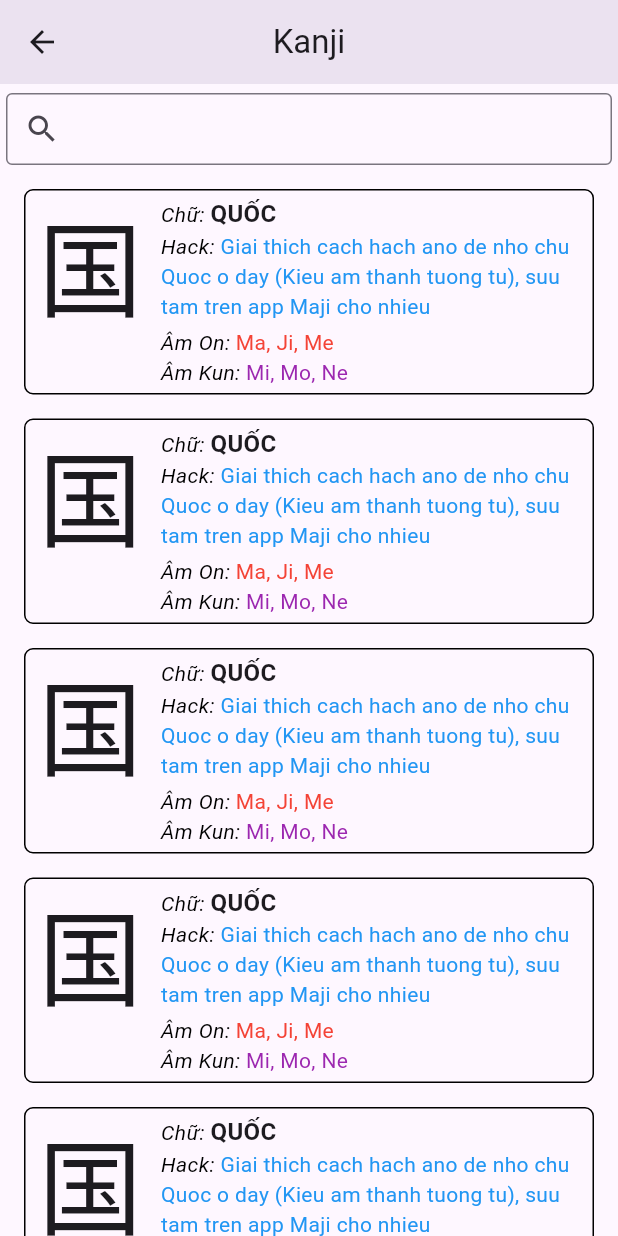
After one commit to laidaoduy/Hack-Japan, a Flutter app: the UnitScreen screen opened directly, after a tap on "Kanji", on a phone screen of 412 x 824 dp. The commit adds this screen. Run offline on Flutter 3.47's test engine with Material 2 defaults, Android fonts, the phone set to English and light mode, and no system bars; missing offline and left inert: dart:ffi.

Commit message:
Init Kanji screen

```diff
--- /dev/null
+++ b/lib/cores/constants/AppConstants.dart
@@ -0,0 +1,5 @@
+class AppConstants {
+  static const spaceString = " ";
+  static const threeDots = "...";
+  static const colon = ":";
+}
--- /dev/null
+++ b/lib/cores/extentions/StringExtensions.dart
@@ -0,0 +1,15 @@
+import 'package:hack_japan/cores/constants/AppConstants.dart';
+
+extension StringX on String {
+  String toAfterSpace() {
+    return this + AppConstants.spaceString;
+  }
+
+  String toThreeDots() {
+    return this + AppConstants.threeDots;
+  }
+
+  String toColon() {
+    return this + AppConstants.colon.toAfterSpace();
+  }
+}
--- /dev/null
+++ b/lib/data/kanji_data/KanjiData.dart
@@ -0,0 +1,62 @@
+import 'package:hack_japan/models/KanjiModel.dart';
+
+class KanjiData {
+  static final data = [
+    KanjiModel(
+        id: 1,
+        kanji: "国",
+        word: "Quốc",
+        hack:
+            "Giai thich cach hach ano de nho chu Quoc o day (Kieu am thanh tuong tu), suu tam tren app Maji cho nhieu",
+        on: "Ma, Ji, Me",
+        kun: "Mi, Mo, Ne"),
+    KanjiModel(
+        id: 1,
+        kanji: "国",
+        word: "Quốc",
+        hack:
+            "Giai thich cach hach ano de nho chu Quoc o day (Kieu am thanh tuong tu), suu tam tren app Maji cho nhieu",
+        on: "Ma, Ji, Me",
+        kun: "Mi, Mo, Ne"),
+    KanjiModel(
+        id: 1,
+        kanji: "国",
+        word: "Quốc",
+        hack:
+            "Giai thich cach hach ano de nho chu Quoc o day (Kieu am thanh tuong tu), suu tam tren app Maji cho nhieu",
+        on: "Ma, Ji, Me",
+        kun: "Mi, Mo, Ne"),
+    KanjiModel(
+        id: 1,
+        kanji: "国",
+        word: "Quốc",
+        hack:
+            "Giai thich cach hach ano de nho chu Quoc o day (Kieu am thanh tuong tu), suu tam tren app Maji cho nhieu",
+        on: "Ma, Ji, Me",
+        kun: "Mi, Mo, Ne"),
+    KanjiModel(
+        id: 1,
+        kanji: "国",
+        word: "Quốc",
+        hack:
+            "Giai thich cach hach ano de nho chu Quoc o day (Kieu am thanh tuong tu), suu tam tren app Maji cho nhieu",
+        on: "Ma, Ji, Me",
+        kun: "Mi, Mo, Ne"),
+    KanjiModel(
+        id: 1,
+        kanji: "国",
+        word: "Quốc",
+        hack:
+            "Giai thich cach hach ano de nho chu Quoc o day (Kieu am thanh tuong tu), suu tam tren app Maji cho nhieu",
+        on: "Ma, Ji, Me",
+        kun: "Mi, Mo, Ne"),
+    KanjiModel(
+        id: 1,
+        kanji: "国",
+        word: "Quốc",
+        hack:
+            "Giai thich cach hach ano de nho chu Quoc o day (Kieu am thanh tuong tu), suu tam tren app Maji cho nhieu",
+        on: "Ma, Ji, Me",
+        kun: "Mi, Mo, Ne")
+  ];
+}
--- /dev/null
+++ b/lib/data/repositories/KanjiRepository.dart
@@ -0,0 +1,13 @@
+import 'package:hack_japan/data/kanji_data/KanjiData.dart';
+import 'package:hack_japan/models/KanjiModel.dart';
+
+abstract class KanjiRepository {
+  List<KanjiModel> getKanjiList();
+}
+
+class KanjiRepositoryImpl extends KanjiRepository {
+  @override
+  List<KanjiModel> getKanjiList() {
+    return KanjiData.data;
+  }
+}
--- /dev/null
+++ b/lib/models/KanjiModel.dart
@@ -0,0 +1,17 @@
+class KanjiModel {
+  final int id;
+  final String kanji;
+  final String word;
+  final String hack;
+  final String on;
+  final String kun;
+
+  KanjiModel({
+    required this.id,
+    required this.kanji,
+    required this.word,
+    required this.hack,
+    required this.on,
+    required this.kun,
+  });
+}
--- a/lib/uis/unit/UnitScreen.dart
+++ b/lib/uis/unit/UnitScreen.dart
@@ -1,4 +1,7 @@
 import 'package:flutter/material.dart';
+import 'package:hack_japan/uis/unit/word_screen/WordScreen.dart';
+
+import 'kanji_screen/KanjiScreen.dart';
 
 class UnitScreen extends StatefulWidget {
   const UnitScreen({super.key});
@@ -16,7 +19,29 @@ class _UnitScreenState extends State<UnitScreen> {
         centerTitle: true,
         title: const Text("Unit"),
       ),
-
+      body: Column(
+          children: ["Kanji", "Work"].map((e) {
+        return InkWell(
+          onTap: () {
+            if (e == "Kanji") {
+              Navigator.push(context, KanjiScreen.route);
+            } else {
+              Navigator.push(context, WordScreen.route);
+            }
+          },
+          child: Container(
+            padding: EdgeInsets.symmetric(horizontal: 16, vertical: 10),
+            margin: EdgeInsets.fromLTRB(16, 16, 16, 0),
+            decoration: BoxDecoration(
+              border: Border.all(),
+              borderRadius: BorderRadius.circular(8),
+            ),
+            child: Row(
+              children: [Text(e)],
+            ),
+          ),
+        );
+      }).toList()),
     );
   }
 }
--- /dev/null
+++ b/lib/uis/unit/kanji_screen/KanjiScreen.dart
@@ -0,0 +1,82 @@
+import 'package:flutter/material.dart';
+import 'package:hack_japan/models/KanjiModel.dart';
+import 'package:hack_japan/uis/unit/kanji_screen/KanjiViewModel.dart';
+import 'package:hack_japan/uis/unit/kanji_screen/widget/KanjiItemWidget.dart';
+import 'package:hack_japan/widgets/ResultSearchEmptyWidget.dart';
+
+class KanjiScreen extends StatefulWidget {
+  const KanjiScreen({super.key});
+
+  static get route => MaterialPageRoute(builder: (BuildContext context) => const KanjiScreen());
+
+  @override
+  State<KanjiScreen> createState() => _KanjiScreenState();
+}
+
+class _KanjiScreenState extends State<KanjiScreen> {
+  final KanjiViewModel _viewModel = KanjiViewModel();
+  late final ValueNotifier<List<KanjiModel>> _kanjiList;
+
+  @override
+  void initState() {
+    _kanjiList = ValueNotifier(_viewModel.getKanjiList());
+    super.initState();
+  }
+
+  @override
+  void dispose() {
+    _kanjiList.dispose();
+    super.dispose();
+  }
+
+  @override
+  Widget build(BuildContext context) {
+    return Scaffold(
+      appBar: AppBar(elevation: 10, centerTitle: true, title: Text("Kanji")),
+      body: Column(
+        children: [
+          Container(
+            margin: EdgeInsets.only(left: 4, top: 6, right: 4),
+            alignment: Alignment.center,
+            child: TextField(
+              decoration: InputDecoration(
+                prefixIcon: InkWell(
+                  onTap: () {},
+                  child: Container(child: Icon(Icons.search)),
+                ),
+                isCollapsed: true,
+                contentPadding: EdgeInsets.symmetric(vertical: 10),
+                border: OutlineInputBorder(borderSide: BorderSide()),
+              ),
+              onSubmitted: (text) {
+                _kanjiList.value = _viewModel.searchKanjiList(text);
+              },
+              onChanged: (text) {
+                _kanjiList.value = _viewModel.searchKanjiList(text);
+              },
+            ),
+          ),
+          Flexible(
+            child: SingleChildScrollView(
+              padding: EdgeInsets.only(bottom: 16),
+              child: ValueListenableBuilder<List<KanjiModel>>(
+                  valueListenable: _kanjiList,
+                  builder: (_, value, __) {
+                    if (value.isEmpty) {
+                      return ResultSearchEmptyWidget();
+                    }
+                    return Column(
+                      children: value.map((e) {
+                        return KanjiItemWidget(kanjiModel: e);
+                      }).toList(),
+                    );
+                  }),
+            ),
+          ),
+        ],
+      ),
+    );
+  }
+}
+
+extension _KanjiScreenStateX on _KanjiScreenState {}
--- /dev/null
+++ b/lib/uis/unit/kanji_screen/KanjiViewModel.dart
@@ -0,0 +1,22 @@
+import 'package:hack_japan/data/repositories/KanjiRepository.dart';
+import 'package:hack_japan/models/KanjiModel.dart';
+
+class KanjiViewModel {
+  final KanjiRepository _repositories = KanjiRepositoryImpl();
+  List<KanjiModel> _kanjiList = [];
+
+  List<KanjiModel> getKanjiList() {
+    _kanjiList = _repositories.getKanjiList();
+    return _kanjiList;
+  }
+
+  List<KanjiModel> searchKanjiList(String keyword) {
+    var resultSearch = <KanjiModel>[];
+    for (var value in _kanjiList) {
+      if (value.word.toUpperCase().contains(keyword.toUpperCase())) {
+        resultSearch.add(value);
+      }
+    }
+    return resultSearch;
+  }
+}
--- /dev/null
+++ b/lib/uis/unit/kanji_screen/widget/KanjiItemWidget.dart
@@ -0,0 +1,57 @@
+import 'package:flutter/material.dart';
+import 'package:hack_japan/models/KanjiModel.dart';
+import 'package:hack_japan/widgets/TitleTextWidget.dart';
+
+class KanjiItemWidget extends StatelessWidget {
+  final KanjiModel kanjiModel;
+
+  const KanjiItemWidget({super.key, required this.kanjiModel});
+
+  @override
+  Widget build(BuildContext context) {
+    return Container(
+      padding: EdgeInsets.only(left: 8),
+      margin: EdgeInsets.only(left: 16, right: 16, top: 16),
+      decoration: BoxDecoration(
+        border: Border.all(),
+        borderRadius: BorderRadius.all(Radius.circular(6)),
+      ),
+      child: Row(
+        crossAxisAlignment: CrossAxisAlignment.start,
+        children: [
+          Text(kanjiModel.kanji, style: TextStyle(fontSize: 70)),
+          Container(
+            margin: EdgeInsets.only(left: 12, right: 8, top: 4, bottom: 4),
+            child: Column(
+              crossAxisAlignment: CrossAxisAlignment.start,
+              children: [
+                TitleTextWidget(
+                  title: "Chữ",
+                  value: kanjiModel.word.toUpperCase(),
+                  valueStyle: TextStyle(fontWeight: FontWeight.bold, fontSize: 16),
+                ),
+                TitleTextWidget(
+                  width: MediaQuery.of(context).size.width - 136,
+                  title: "Hack",
+                  value: kanjiModel.hack,
+                  valueStyle: TextStyle(color: Colors.blue),
+                ),
+                SizedBox(height: 4),
+                TitleTextWidget(
+                  title: "Âm On",
+                  value: kanjiModel.on,
+                  valueStyle: TextStyle(color: Colors.red),
+                ),
+                TitleTextWidget(
+                  title: "Âm Kun",
+                  value: kanjiModel.kun,
+                  valueStyle: TextStyle(color: Colors.purple),
+                ),
+              ],
+            ),
+          ),
+        ],
+      ),
+    );
+  }
+}
--- /dev/null
+++ b/lib/uis/unit/word_screen/WordScreen.dart
@@ -0,0 +1,23 @@
+import 'package:flutter/material.dart';
+
+class WordScreen extends StatefulWidget {
+  const WordScreen({super.key});
+
+  static get route => MaterialPageRoute(builder: (BuildContext context) => const WordScreen());
+
+  @override
+  State<WordScreen> createState() => _WordScreenState();
+}
+
+class _WordScreenState extends State<WordScreen> {
+  @override
+  Widget build(BuildContext context) {
+    return Scaffold(
+      appBar: AppBar(
+        elevation: 10,
+        centerTitle: true,
+        title: Text("Word"),
+      ),
+    );
+  }
+}
--- /dev/null
+++ b/lib/widgets/ResultSearchEmptyWidget.dart
@@ -0,0 +1,13 @@
+import 'package:flutter/material.dart';
+
+class ResultSearchEmptyWidget extends StatelessWidget {
+  const ResultSearchEmptyWidget({super.key});
+
+  @override
+  Widget build(BuildContext context) {
+    return Container(
+      margin: EdgeInsets.only(top: 30),
+      child: Text("Empty", style: TextStyle(color: Colors.grey, fontSize: 16)),
+    );
+  }
+}
--- /dev/null
+++ b/lib/widgets/TitleTextWidget.dart
@@ -0,0 +1,27 @@
+import 'package:flutter/material.dart';
+import 'package:hack_japan/cores/extentions/StringExtensions.dart';
+
+class TitleTextWidget extends StatelessWidget {
+  final String title;
+  final String value;
+  final TextStyle? valueStyle;
+  final double? width;
+
+  const TitleTextWidget({super.key, required this.title, required this.value, this.valueStyle, this.width});
+
+  @override
+  Widget build(BuildContext context) {
+    return SizedBox(
+      width: width,
+      child: Text.rich(TextSpan(
+        children: [
+          TextSpan(
+            text: title.toColon(),
+            style: TextStyle(color: Colors.black, fontStyle: FontStyle.italic),
+          ),
+          TextSpan(text: value, style: valueStyle),
+        ],
+      )),
+    );
+  }
+}
--- a/pubspec.yaml
+++ b/pubspec.yaml
@@ -45,7 +45,7 @@ dev_dependencies:
   # activated in the `analysis_options.yaml` file located at the root of your
   # package. See that file for information about deactivating specific lint
   # rules and activating additional ones.
-  flutter_lints: ^2.0.0
+#  flutter_lints: ^2.0.0
 
 # For information on the generic Dart part of this file, see the
 # following page: https://dart.dev/tools/pub/pubspec
```
Also changed, not shown: pubspec.lock.
